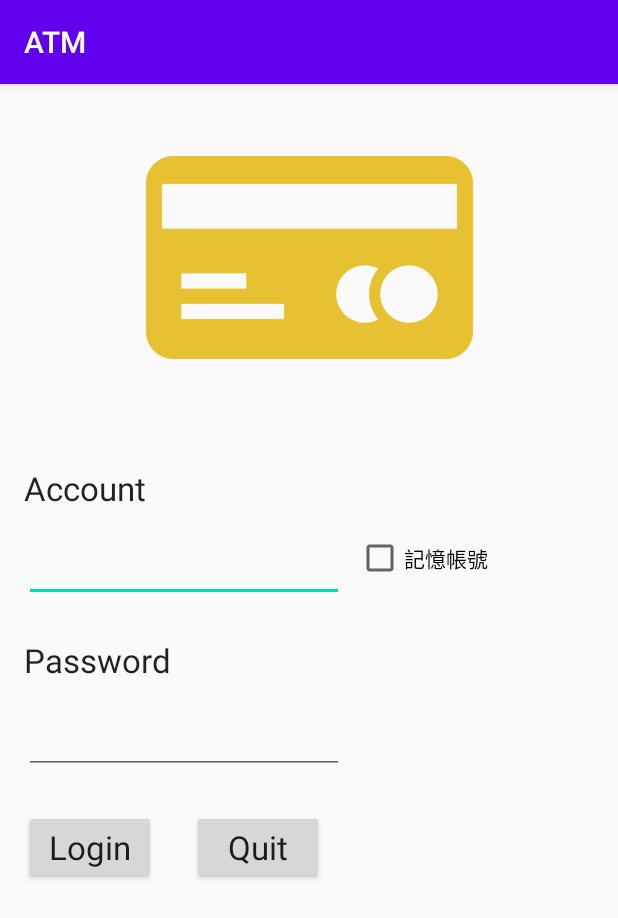
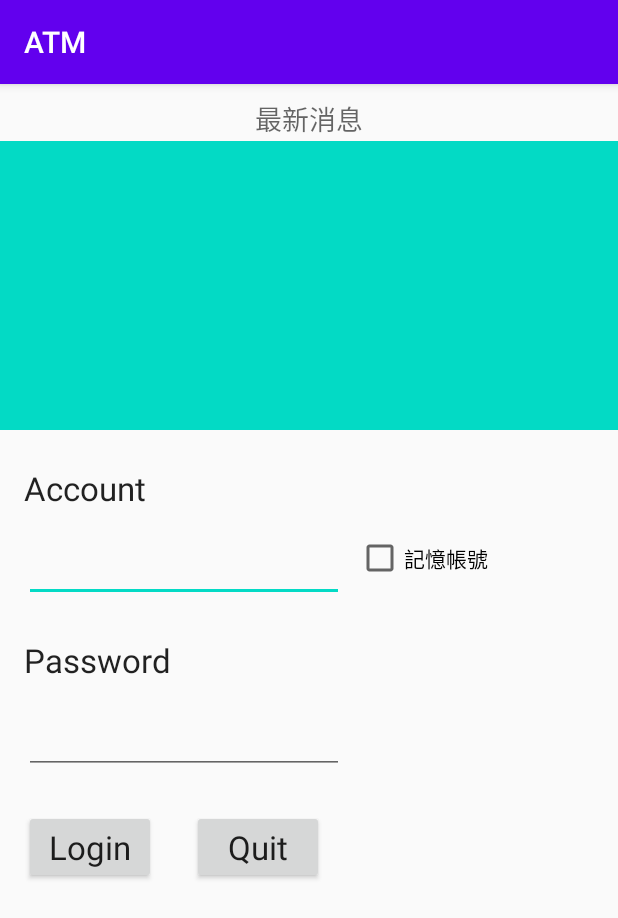
Before and after one commit to chengte99/ATM, an Android app: the screen it shows after launch (LoginActivity), on a phone screen of 412 x 824 dp. Shown: the top 918 px of the screen. Run offline under Robolectric (Android 15) with nearby library versions, the phone set to English and light mode, and no system bars; our stand-ins replace Firebase (no records; nobody signed in at launch, a user with empty details on screens opened directly).

Commit message:
Activity 內放入Fragment, Fragment生命週期

```diff
--- /dev/null
+++ b/app/src/main/java/com/chengte99/atm/FragmentNews.java
@@ -0,0 +1,93 @@
+package com.chengte99.atm;
+
+import android.content.Context;
+import android.os.Bundle;
+import android.util.Log;
+import android.view.LayoutInflater;
+import android.view.View;
+import android.view.ViewGroup;
+
+import androidx.annotation.NonNull;
+import androidx.annotation.Nullable;
+import androidx.fragment.app.Fragment;
+
+public class FragmentNews extends Fragment {
+    private static final String TAG = FragmentNews.class.getSimpleName();
+    private static FragmentNews instance;
+
+    public static FragmentNews getInstance() {
+        if (instance == null) {
+            instance = new FragmentNews();
+        }
+        return instance;
+    }
+
+    @Override
+    public void onAttach(@NonNull Context context) {
+        super.onAttach(context);
+        Log.d(TAG, "onAttach: ");
+    }
+
+    @Override
+    public void onCreate(@Nullable Bundle savedInstanceState) {
+        super.onCreate(savedInstanceState);
+        Log.d(TAG, "onCreate: ");
+    }
+
+    @Nullable
+    @Override
+    public View onCreateView(@NonNull LayoutInflater inflater,
+                             @Nullable ViewGroup container,
+                             @Nullable Bundle savedInstanceState) {
+        Log.d(TAG, "onCreateView: ");
+        return inflater.inflate(R.layout.new_fragment, container, false);
+    }
+
+    @Override
+    public void onActivityCreated(@Nullable Bundle savedInstanceState) {
+        super.onActivityCreated(savedInstanceState);
+        Log.d(TAG, "onActivityCreated: ");
+    }
+
+    @Override
+    public void onStart() {
+        super.onStart();
+        Log.d(TAG, "onStart: ");
+    }
+
+    @Override
+    public void onResume() {
+        super.onResume();
+        Log.d(TAG, "onResume: ");
+    }
+
+    @Override
+    public void onPause() {
+        super.onPause();
+        Log.d(TAG, "onPause: ");
+    }
+
+    @Override
+    public void onStop() {
+        super.onStop();
+        Log.d(TAG, "onStop: ");
+    }
+
+    @Override
+    public void onDestroyView() {
+        super.onDestroyView();
+        Log.d(TAG, "onDestroyView: ");
+    }
+
+    @Override
+    public void onDestroy() {
+        super.onDestroy();
+        Log.d(TAG, "onDestroy: ");
+    }
+
+    @Override
+    public void onDetach() {
+        super.onDetach();
+        Log.d(TAG, "onDetach: ");
+    }
+}
--- a/app/src/main/java/com/chengte99/atm/LoginActivity.java
+++ b/app/src/main/java/com/chengte99/atm/LoginActivity.java
@@ -5,6 +5,8 @@ import androidx.appcompat.app.AlertDialog;
 import androidx.appcompat.app.AppCompatActivity;
 import androidx.core.app.ActivityCompat;
 import androidx.core.content.ContextCompat;
+import androidx.fragment.app.FragmentManager;
+import androidx.fragment.app.FragmentTransaction;
 
 import android.Manifest;
 import android.content.Intent;
@@ -40,10 +42,13 @@ public class LoginActivity extends AppCompatActivity {
         binding = ActivityLoginBinding.inflate(getLayoutInflater());
         setContentView(binding.getRoot());
 
+        FragmentManager fragmentManager = getSupportFragmentManager();
+        FragmentTransaction fragmentTransaction = fragmentManager.beginTransaction();
+        fragmentTransaction.add(R.id.container_news, FragmentNews.getInstance());
+        fragmentTransaction.commit();
+
 //        cameraFunc();
-
         setRemAcc();
-
 //        new TestTask().execute("http://tw.yahoo.com");
     }
 
--- a/app/src/main/res/layout/activity_login.xml
+++ b/app/src/main/res/layout/activity_login.xml
@@ -10,6 +10,7 @@
         android:id="@+id/imageView"
         android:layout_width="219dp"
         android:layout_height="138dp"
+        android:visibility="gone"
         app:layout_constraintBottom_toTopOf="@+id/guideline"
         app:layout_constraintEnd_toEndOf="parent"
         app:layout_constraintStart_toStartOf="parent"
@@ -94,4 +95,16 @@
         android:text="記憶帳號"
         app:layout_constraintStart_toEndOf="@+id/account"
         app:layout_constraintTop_toTopOf="@+id/account" />
+
+    <androidx.constraintlayout.widget.ConstraintLayout
+        android:id="@+id/container_news"
+        android:layout_width="0dp"
+        android:layout_height="0dp"
+        android:layout_marginTop="1dp"
+        app:layout_constraintBottom_toTopOf="@+id/guideline"
+        app:layout_constraintEnd_toEndOf="parent"
+        app:layout_constraintStart_toStartOf="parent"
+        app:layout_constraintTop_toTopOf="parent">
+
+    </androidx.constraintlayout.widget.ConstraintLayout>
 </androidx.constraintlayout.widget.ConstraintLayout>
--- /dev/null
+++ b/app/src/main/res/layout/new_fragment.xml
@@ -0,0 +1,30 @@
+<?xml version="1.0" encoding="utf-8"?>
+<androidx.constraintlayout.widget.ConstraintLayout
+    xmlns:android="http://schemas.android.com/apk/res/android"
+    xmlns:app="http://schemas.android.com/apk/res-auto"
+    xmlns:tools="http://schemas.android.com/tools"
+    android:layout_width="match_parent"
+    android:layout_height="match_parent">
+
+    <TextView
+        android:id="@+id/textView3"
+        android:layout_width="wrap_content"
+        android:layout_height="wrap_content"
+        android:layout_marginTop="8dp"
+        android:text="最新消息"
+        android:textAppearance="@style/TextAppearance.AppCompat.Medium"
+        app:layout_constraintEnd_toEndOf="parent"
+        app:layout_constraintStart_toStartOf="parent"
+        app:layout_constraintTop_toTopOf="parent" />
+
+    <androidx.recyclerview.widget.RecyclerView
+        android:layout_width="0dp"
+        android:layout_height="0dp"
+        android:layout_marginTop="1dp"
+        android:background="@color/colorAccent"
+        app:layout_constraintBottom_toBottomOf="parent"
+        app:layout_constraintEnd_toEndOf="parent"
+        app:layout_constraintStart_toStartOf="parent"
+        app:layout_constraintTop_toBottomOf="@+id/textView3"
+        app:layout_constraintVertical_bias="1.0" />
+</androidx.constraintlayout.widget.ConstraintLayout>
```
